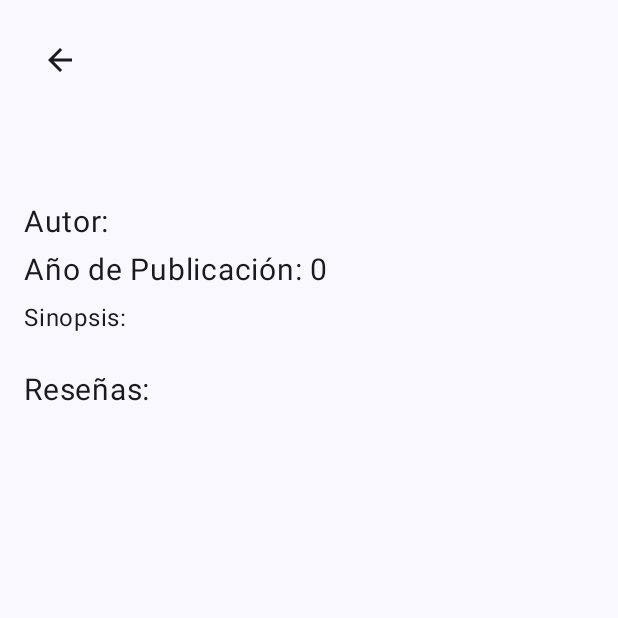
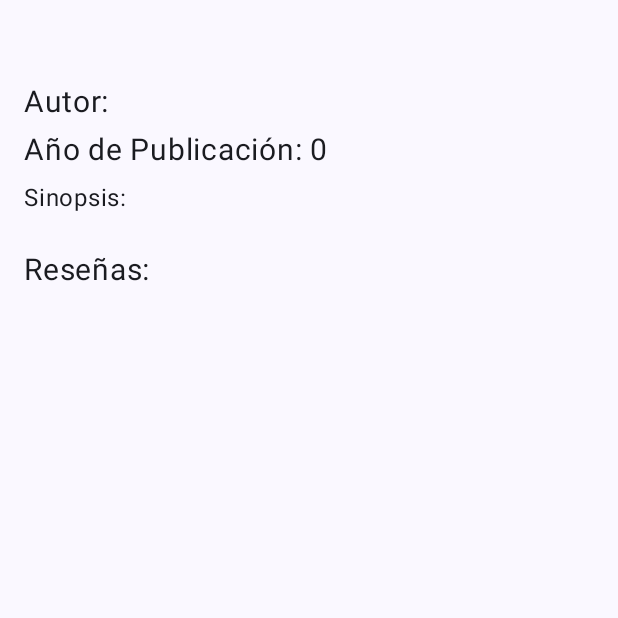
Before and after one commit to jmartter/Feedback6_eventos, an Android app built with Jetpack Compose: the composable ViewNovelaDetailScreen shown on its own in the app's theme, on a phone screen of 412 x 824 dp, the top half of it. Run offline under Robolectric (Android 15) with nearby library versions, the phone set to English and light mode, and no system bars.

```diff
--- a/app/src/main/java/com/example/feedback4_eventos/ViewNovelas/ViewNOvelaDetailScreen.kt
+++ b/app/src/main/java/com/example/feedback4_eventos/ViewNovelas/ViewNOvelaDetailScreen.kt
@@ -1,4 +1,3 @@
-// ViewNovelaDetailScreen.kt
 import androidx.compose.foundation.layout.*
 import androidx.compose.material3.*
 import androidx.compose.runtime.Composable
@@ -6,25 +5,16 @@ import androidx.compose.ui.Alignment
 import androidx.compose.ui.Modifier
 import androidx.compose.ui.unit.dp
 import androidx.compose.ui.unit.sp
-import androidx.compose.material.icons.Icons
-import androidx.compose.material.icons.filled.ArrowBack
 import com.example.feedback4_eventos.Base_datos.Novela
 
 @Composable
-fun ViewNovelaDetailScreen(novela: Novela, onBack: () -> Unit) {
+fun ViewNovelaDetailScreen(novela: Novela) {
     Scaffold { innerPadding ->
         Box(
             modifier = Modifier
                 .fillMaxSize()
                 .padding(innerPadding)
         ) {
-            Column {
-                IconButton(
-                    onClick = onBack,
-                    modifier = Modifier.padding(16.dp)
-                ) {
-                    Icon(Icons.Filled.ArrowBack, contentDescription = "Back")
-                }
             Column(
                 modifier = Modifier
                     .fillMaxSize()
@@ -45,4 +35,3 @@ fun ViewNovelaDetailScreen(novela: Novela, onBack: () -> Unit) {
         }
     }
 }
-}
--- a/app/src/main/java/com/example/feedback4_eventos/ViewNovelas/ViewNovelasScreen.kt
+++ b/app/src/main/java/com/example/feedback4_eventos/ViewNovelas/ViewNovelasScreen.kt
@@ -14,10 +14,7 @@ fun ViewNovelasScreen(novelas: List<Novela>, onBack: () -> Unit, modifier: Modif
     var showNovelaDetail by remember { mutableStateOf(false) }
 
     if (showNovelaDetail && selectedNovela != null) {
-        ViewNovelaDetailScreen(novela = selectedNovela!!, onBack = {
-            showNovelaDetail = false
-            selectedNovela = null
-        })
+        ViewNovelaDetailScreen(novela = selectedNovela!!)
     } else {
         Scaffold { innerPadding ->
             Box(
```
Also changed, not shown: app/src/main/java/com/example/feedback4_eventos/Menu_Usuario/MenuUsuarioscreen.kt (+16 -2 lines). Lines whose indentation alone changed are shown as unchanged.
